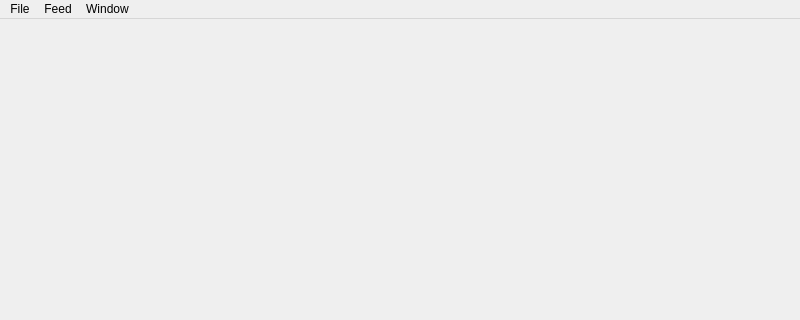
The window that mainwindow.ui (nealw64/RSS-Reader) describes before a commit, drawn with Qt 5; both pictures show x 0 to 800 and y 0 to 320 of the 800 by 600 pixel window.
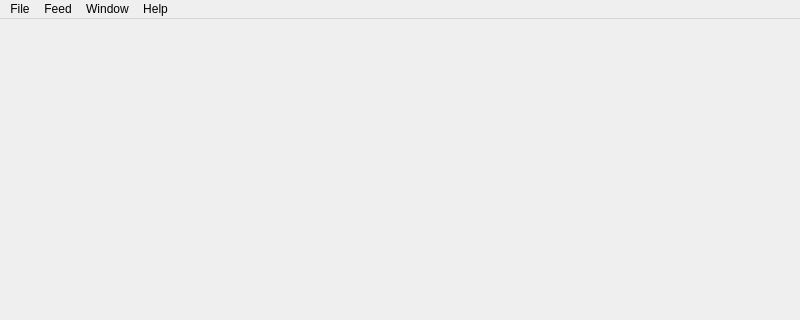
The same window after the commit.

Commit message: added menu about RSS-Reader

```diff
--- a/mainwindow.ui
+++ b/mainwindow.ui
@@ -46,9 +46,16 @@
     </property>
     <addaction name="actionFull_screen"/>
    </widget>
+   <widget class="QMenu" name="menuHelp">
+    <property name="title">
+     <string>Help</string>
+    </property>
+    <addaction name="actionAbout"/>
+   </widget>
    <addaction name="menuFile"/>
    <addaction name="menuFeed"/>
    <addaction name="menuWindow"/>
+   <addaction name="menuHelp"/>
   </widget>
   <action name="actionAdd">
    <property name="text">
```
Left out of the diff: 8 changed lines with no effect on the pictures. The commit also changes 4 other files.
